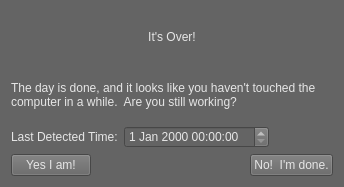
Qt form Python/Utilities/time_lord/ui/time_lord_eod.ui (SleepDeprivedVFX/t_sheets_listener) before a commit.
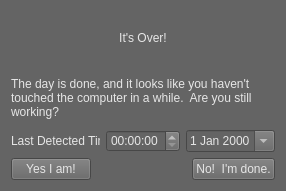
The same form after that commit.

Commit message: EOD seems to be upgraded and working!

```diff
--- a/Python/Utilities/time_lord/ui/time_lord_eod.ui
+++ b/Python/Utilities/time_lord/ui/time_lord_eod.ui
@@ -6,10 +6,16 @@
    <rect>
     <x>0</x>
     <y>0</y>
-    <width>344</width>
-    <height>187</height>
+    <width>286</width>
+    <height>191</height>
    </rect>
   </property>
+  <property name="minimumSize">
+   <size>
+    <width>286</width>
+    <height>191</height>
+   </size>
+  </property>
   <property name="windowTitle">
    <string>End of Day</string>
   </property>
@@ -54,7 +60,14 @@
       </widget>
      </item>
      <item>
-      <widget class="QDateTimeEdit" name="last_time"/>
+      <widget class="QTimeEdit" name="last_time"/>
+     </item>
+     <item>
+      <widget class="QDateEdit" name="last_date">
+       <property name="calendarPopup">
+        <bool>true</bool>
+       </property>
+      </widget>
      </item>
      <item>
       <spacer name="horizontalSpacer_2">
```
The commit also changes 2 other files.
